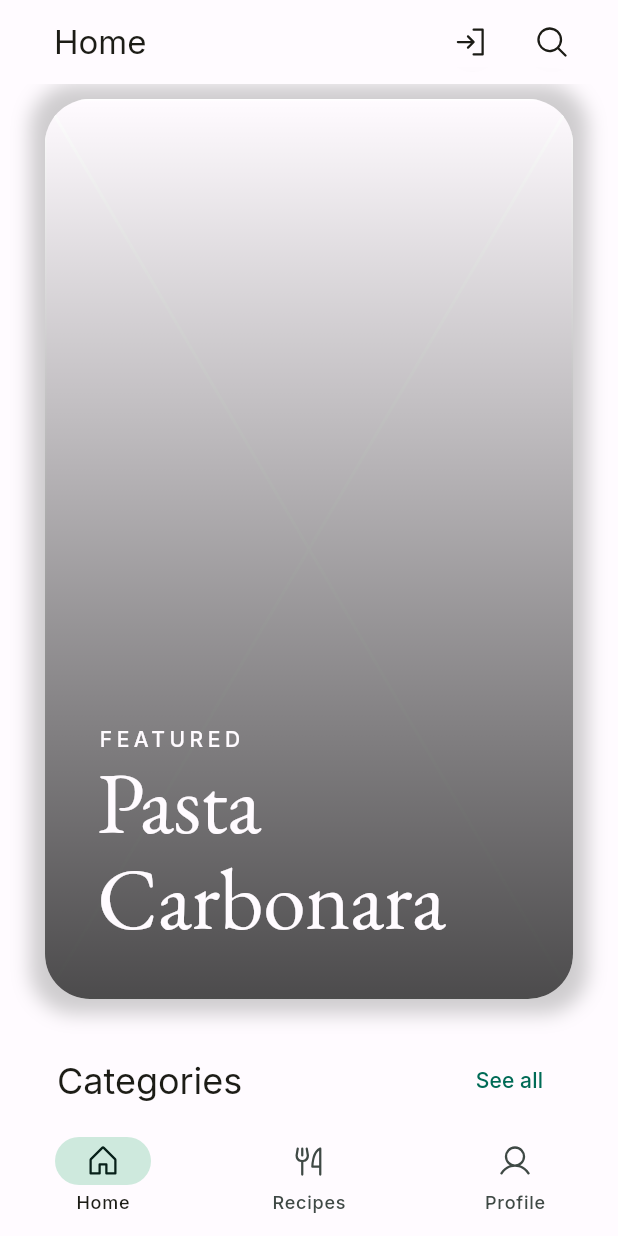
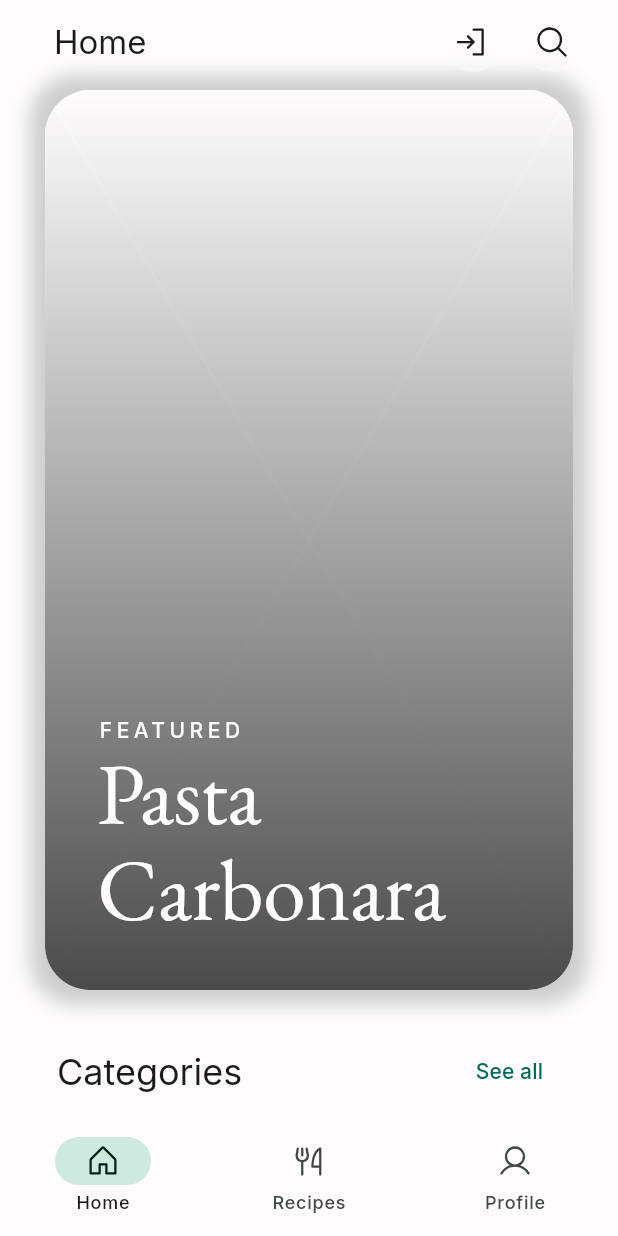
Before and after one commit to philipmuller/Scarpetta, a Flutter app: the screen it shows after launch, on a phone screen of 412 x 824 dp. Run offline on Flutter 3.47's test engine with Material 3 defaults, Android fonts, the phone set to English and light mode, and no system bars; our stand-ins replace cached_network_image, cloud_firestore, firebase_auth, firebase_core, google_fonts, infinite_scroll_pagination and 2 more; accounts and stored records are empty; generated files the repository leaves out were written again.

Commit message:
Complete all remaining normal passing criteria

```diff
--- a/lib/components/recipes_grid.dart
+++ b/lib/components/recipes_grid.dart
@@ -2,6 +2,7 @@ import 'package:flutter/material.dart';
 import 'package:infinite_scroll_pagination/infinite_scroll_pagination.dart';
 import 'package:provider/provider.dart';
 import 'package:scarpetta/components/recipe_card.dart';
+import 'package:scarpetta/model/category.dart';
 import 'package:scarpetta/model/recipe.dart';
 import 'package:scarpetta/providers&state/recipes_provider.dart';
 import 'package:scarpetta/util/breakpoint.dart';
@@ -10,8 +11,9 @@ class RecipesGrid extends StatefulWidget {
   final List<Recipe>? recipes;
   final EdgeInsets? padding;
   final Function()? onRecipeTap;
+  final Category? categoryFilter;
 
-  RecipesGrid({super.key, this.recipes, this.padding, this.onRecipeTap});
+  RecipesGrid({super.key, this.recipes, this.padding, this.onRecipeTap, this.categoryFilter});
 
   @override
   State<RecipesGrid> createState() => _RecipesGridState();
@@ -34,7 +36,7 @@ class _RecipesGridState extends State<RecipesGrid> {
   Future<void> _fetchPage(String? pageKey) async {
     try {
       final provider = Provider.of<RecipeProvider>(context, listen: false);
-      final newItems = await provider.fetchRecipes(pageKey, _pageSize);
+      final newItems = await provider.fetchRecipes(pageKey, _pageSize, widget.categoryFilter);
       final isLastPage = newItems.length < _pageSize;
       if (isLastPage) {
         _pagingController.appendLastPage(newItems);
--- a/lib/pages/home_page.dart
+++ b/lib/pages/home_page.dart
@@ -23,7 +23,7 @@ class HomePage extends StatefulWidget {
 }
 
 class _HomePageState extends State<HomePage> {
-  final double topPadding = 10.0;
+  final double topPadding = 60.0;
 
   final double xPadding = 30.0;
 
@@ -55,6 +55,8 @@ class _HomePageState extends State<HomePage> {
 
     return Scaffold(
       appBar: SCAppBar(title: "Home", transparent: true,),
+      backgroundColor: Colors.transparent,
+      extendBodyBehindAppBar: true,
       body: SingleChildScrollView(
         child: Padding(
           padding: EdgeInsets.only(top: topPadding, left: xPadding, right: xPadding),
--- a/lib/pages/recipes_page.dart
+++ b/lib/pages/recipes_page.dart
@@ -82,6 +82,7 @@ class _RecipesPageState extends State<RecipesPage> {
             body: Padding(
               padding: EdgeInsets.only(top: topPadding),
               child: RecipesGrid(
+                  categoryFilter: widget.category,
                   padding: const EdgeInsets.symmetric(horizontal: 30.0, vertical: 10.0),
                   //recipes: state,
                 ),
--- a/lib/providers&state/recipes_provider.dart
+++ b/lib/providers&state/recipes_provider.dart
@@ -1,4 +1,5 @@
 import 'package:flutter/material.dart';
+import 'package:scarpetta/model/category.dart';
 import 'package:scarpetta/model/recipe.dart';
 import 'package:scarpetta/services/cookbook_service.dart';
 
@@ -37,9 +38,9 @@ class RecipeProvider extends ChangeNotifier {
 
 
 
-  Future<List<Recipe>> fetchRecipes(String? pageKey, int pageSize) async {
+  Future<List<Recipe>> fetchRecipes(String? pageKey, int pageSize, Category? categoryFilter) async {
     // Simulate API call to fetch recipes
-    final newRecipes = await CookbookService.getRecipes(pageKey: pageKey, pageSize: pageSize);
+    final newRecipes = await CookbookService.getRecipes(pageKey: pageKey, pageSize: pageSize, category: categoryFilter);
 
     // Update the local map
     for (var recipe in newRecipes) {
--- a/lib/services/cookbook_service.dart
+++ b/lib/services/cookbook_service.dart
@@ -82,50 +82,64 @@ class CookbookService {
   }
 
   static Future<List<Recipe>> getRecipes({
-    String? categoryId,
+    Category? category,
     String? authorId,
     List<String>? favouritedByUser,
     String? pageKey,
     int pageSize = 10
   }) async {
-    print("CookbookService.getRecipes(categoryId: $categoryId, authorId: $authorId, favouritedByUser: $favouritedByUser, pageKey: $pageKey, pageSize: $pageSize)");
+    print("CookbookService.getRecipes(categoryId: ${category?.name}, authorId: $authorId, favouritedByUser: $favouritedByUser, pageKey: $pageKey, pageSize: $pageSize)");
 
     Query<Map<String, dynamic>> query = _firestore.collection('recipes');
+    print("Got through first query building...");
 
     // Apply filters
-    if (categoryId != null) {
-      query = query.where('categories', arrayContains: categoryId);
+    if (category != null) {
+      query = query.where('categories', arrayContains: category.name);
+      print("Applied category filter...");
     }
     if (authorId != null) {
       query = query.where('authorId', isEqualTo: authorId);
+      print("Applied author filter...");
     }
     if (favouritedByUser != null && favouritedByUser.isNotEmpty) {
       query = query.where(FieldPath.documentId, whereIn: favouritedByUser);
+      print("Applied favouritedByUser filter...");
     }
 
-    // Order the query (required for pagination)
     query = query.orderBy('name');
+    print("Ordering by name...");
 
-    // Apply pagination
-    query = query.limit(pageSize);
-    if (pageKey != null) {
-      final documentSnapshot = await _firestore.collection('recipes').doc(pageKey).get();
-      query = query.startAfterDocument(documentSnapshot);
+    // query = query.limit(pageSize);
+    // if (pageKey != null) {
+    //   final documentSnapshot = await _firestore.collection('recipes').doc(pageKey).get();
+    //   query = query.startAfterDocument(documentSnapshot);
 
-    }
+    // }
 
 
-    // Execute the query
+    print("About to execute query...");
+    try {
       final QuerySnapshot<Map<String, dynamic>> snapshot = await query.get();
+      print("Executed query...");
+      print(snapshot.docs.length);
 
       // Convert documents to Recipe objects
+
+      print("Converting documents to Recipe objects...");
       final List<Recipe> recipes = snapshot.docs.map((doc) {
-      return Recipe.fromMap(map: doc.data(), id: doc.id);
+        final recipe = Recipe.fromMap(map: doc.data(), id: doc.id);
+        print(recipe.name);
+        return recipe;
       }).toList();
 
       print("Recipes retrieved: ${recipes.length}");
 
       return recipes;
+    } catch (e) {
+      print("Error executing query: $e");
+      return [];
+    }
   }
 
   static Future<List<Category>> getCategories({String? pageKey, int pageSize = 10}) async {
```
Also changed, not shown: lib/pages/recipe_page.dart (+12 -10 lines). Lines whose indentation alone changed are shown as unchanged.
